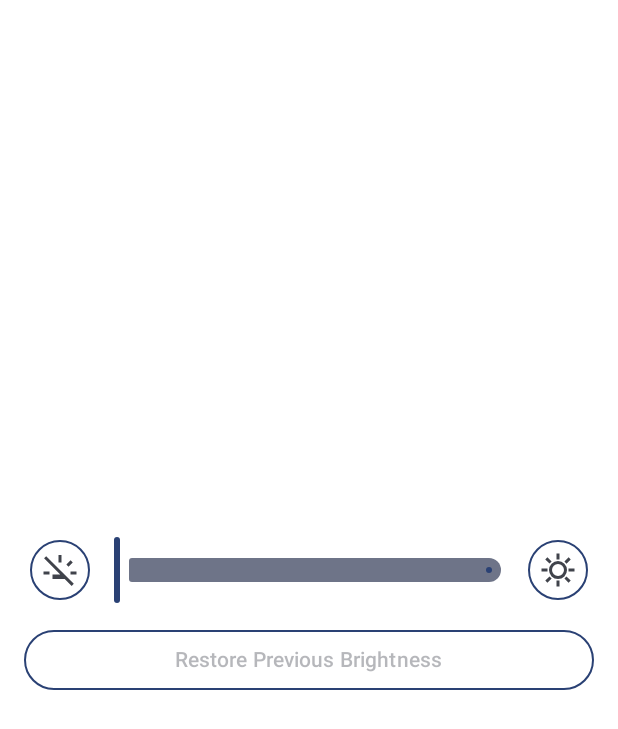
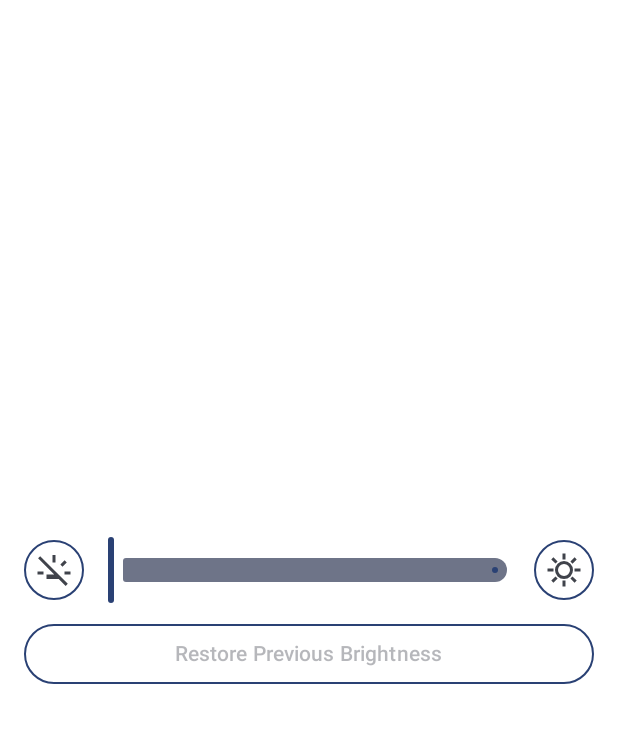
Before and after one commit to sstream17/screen-flashlight, an Android app built with Jetpack Compose: the screen it shows after launch (MainActivity), on a phone screen of 412 x 824 dp. Shown: the top 729 px of the screen. Run offline under Robolectric (Android 15) with nearby library versions, the phone set to English and light mode, and no system bars; 1 statement that could not run was skipped.

Commit message:
Remove unused padding on slider Row

```diff
--- a/app/src/main/java/com/stream_suite/flashlight/MainActivity.kt
+++ b/app/src/main/java/com/stream_suite/flashlight/MainActivity.kt
@@ -69,9 +69,7 @@ fun Content(activity: Activity = LocalContext.current.findActivity()) {
                 horizontalAlignment = Alignment.CenterHorizontally,
             ) {
                 Row(
-                    modifier = Modifier
-                        .fillMaxWidth()
-                        .padding(4.dp),
+                    modifier = Modifier.fillMaxWidth(),
                     horizontalArrangement = Arrangement.SpaceBetween,
                     verticalAlignment = Alignment.CenterVertically,
                 ) {
```
